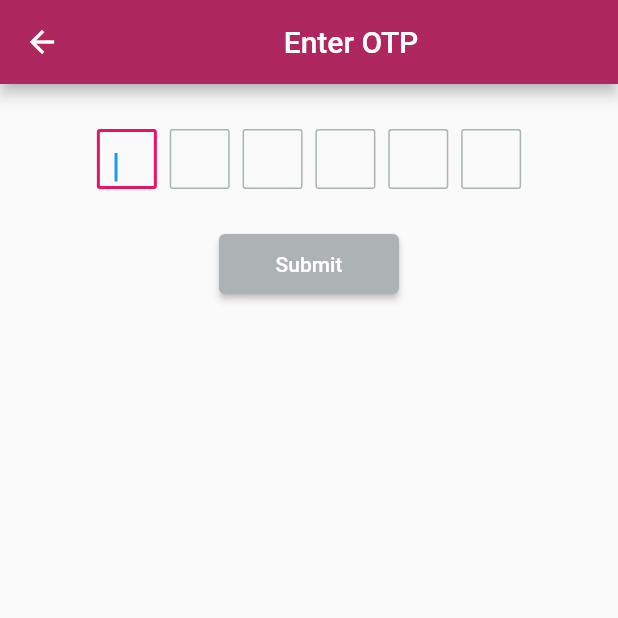
After one commit to chandreshmark41/bank_portal_flutter, a Flutter app: the OtpVerificationPage screen opened by its route, on a phone screen of 412 x 824 dp, the top half of it. The commit adds this screen. Run offline on Flutter 3.47's test engine with Material 2 defaults, Android fonts, the phone set to English and light mode, and no system bars; our stand-ins replace equatable, flutter_bloc, google_fonts, mask_text_input_formatter, shared_preferences; accounts and stored records are empty.

Commit message:
otp screen implemented

```diff
--- a/lib/blocs/log_in_bloc/log_in_blocs.dart
+++ b/lib/blocs/log_in_bloc/log_in_blocs.dart
@@ -27,6 +27,13 @@ class LogInBloc extends Bloc<LogInEvent, LogInState> {
         }
     );
 
+    on<SendOtpButtonEvent>(
+        (event, emit) async {
+          //Navigator.pushNamed(context, "/otp_verification_page");
+          emit(SendOtpButtonState());
+        }
+    );
+
     // on<LoadUserEvent>(
     //         (event, emit) async {
     //       emit(UserLoadingState());
--- a/lib/blocs/log_in_bloc/log_in_event.dart
+++ b/lib/blocs/log_in_bloc/log_in_event.dart
@@ -26,3 +26,9 @@
   List<Object?> get props => [];
 
 }
+
+class SendOtpButtonEvent extends LogInEvent{
+
+  @override
+  List<Object?> get props => [];
+}
--- a/lib/blocs/log_in_bloc/log_in_state.dart
+++ b/lib/blocs/log_in_bloc/log_in_state.dart
@@ -38,3 +38,9 @@ class CustomerIdLogInState extends LogInState {
   @override
   List<Object?> get props => [];
 }
+
+class SendOtpButtonState extends LogInState {
+
+  @override
+  List<Object?> get props => [];
+}
--- a/lib/main.dart
+++ b/lib/main.dart
@@ -1,5 +1,7 @@
 import 'package:bank_portal_flutter/blocs/log_in_bloc/log_in_blocs.dart';
 import 'package:bank_portal_flutter/pages/log_in.dart';
+import 'package:bank_portal_flutter/pages/otp_verification.dart';
+import 'package:bank_portal_flutter/routes.dart';
 import 'package:flutter/material.dart';
 
 void main() {
@@ -14,6 +16,11 @@ class MyApp extends StatelessWidget {
   Widget build(BuildContext context) {
     return MaterialApp(
       title: 'Flutter Demo',
+      initialRoute: '/',
+      routes: {
+        '/':(context) =>  const LogInPage(title: 'Flutter Bloc Banking'),
+        '/otp_verification_page':(context) => const OtpVerificationPage(),
+      },
       theme: ThemeData(
         // This is the theme of your application.
         //
@@ -26,7 +33,7 @@ class MyApp extends StatelessWidget {
         // is not restarted.
         primarySwatch: Colors.blue,
       ),
-      home: const LogInPage(title: 'Flutter Bloc Banking'),
+      //home: const LogInPage(title: 'Flutter Bloc Banking'),
     );
   }
 }
--- a/lib/pages/log_in.dart
+++ b/lib/pages/log_in.dart
@@ -2,6 +2,7 @@ import 'package:bank_portal_flutter/blocs/log_in_bloc/log_in_blocs.dart';
 import 'package:bank_portal_flutter/blocs/log_in_bloc/log_in_event.dart';
 import 'package:bank_portal_flutter/blocs/log_in_bloc/log_in_state.dart';
 import 'package:bank_portal_flutter/pages/log_in_model.dart';
+import 'package:bank_portal_flutter/routes.dart';
 import 'package:flutter/material.dart';
 import 'package:flutter/material.dart';
 import 'package:flutter_bloc/flutter_bloc.dart';
@@ -51,7 +52,13 @@ class _LogInPageState extends State<LogInPage> {
             ),),
             backgroundColor: FlutterFlowTheme.of(context).axisMarronColor,
           ),
-          body: BlocBuilder<LogInBloc, LogInState>(builder: (context, state) {
+          body: BlocConsumer<LogInBloc, LogInState>(
+              listener: (context,state){
+                if(state is SendOtpButtonState){
+                  Navigator.pushNamed(context, "/otp_verification_page");
+                }
+              },
+              builder: (context, state) {
             if (state is MobileLogInState) {
               dateTimeString = "DD-MM-YYYY";
             }
@@ -517,14 +524,16 @@ class _LogInPageState extends State<LogInPage> {
                                               ),
                                               child: new Text('Send OTP'),
                                               onPressed: () {
-                                                // BlocProvider.of<LogInBloc>(context)
-                                                //     .add(CustomerIdLogInEvent());
+                                                //Navigator.pushNamed(context, "/otp_verification_page");
+                                                BlocProvider.of<LogInBloc>(context)
+                                                    .add(SendOtpButtonEvent());
                                               },
                                             ),
                                           ),
                                         )
                                       ],
                                     ),
+
                                   if (state is CustomerIdLogInState)
                                     Column(
                                       children: [
--- /dev/null
+++ b/lib/pages/otp_verification.dart
@@ -0,0 +1,312 @@
+
+import 'package:flutter/material.dart';
+
+import '../theme/flutter_flow_theme.dart';
+import 'package:mask_text_input_formatter/mask_text_input_formatter.dart';
+
+
+class OtpVerificationPage extends StatefulWidget {
+  const OtpVerificationPage({super.key});
+
+
+
+  @override
+  State<OtpVerificationPage> createState() => _OtpVerificationPageState();
+}
+
+class _OtpVerificationPageState extends State<OtpVerificationPage> {
+  final _formKey = GlobalKey<FormState>();
+
+  late TextEditingController firstOtpDigit;
+  late TextEditingController secondOtpDigit;
+  late TextEditingController thirdOtpDigit;
+  late TextEditingController fourthOtpDigit;
+  late TextEditingController fifthOtpDigit;
+  late TextEditingController sixthOtpDigit;
+
+  @override
+  void initState(){
+    firstOtpDigit = TextEditingController();
+    secondOtpDigit = TextEditingController();
+    thirdOtpDigit = TextEditingController();
+    fourthOtpDigit = TextEditingController();
+    fifthOtpDigit = TextEditingController();
+    sixthOtpDigit = TextEditingController();
+  }
+
+  @override
+  Widget build(BuildContext context){
+    return
+      Scaffold(
+        appBar: AppBar(
+        title: Center(child:Text( "Enter OTP"),
+        ),
+        backgroundColor: FlutterFlowTheme.of(context).axisMarronColor,
+    ),
+      body:Container(
+      alignment: Alignment.center,
+      child: Column(
+        children: [
+          Form(
+            key: _formKey,
+          child: Container(
+            width: 300,
+            height: 100,
+            //5color: Colors.yellowAccent,
+            child:Row(
+              mainAxisSize: MainAxisSize.max,
+              mainAxisAlignment: MainAxisAlignment.spaceEvenly,
+              children: [
+                SizedBox(
+                  width: 40,
+                  height: 40,
+                  child: TextFormField(
+                    controller: firstOtpDigit,
+                    keyboardType: TextInputType.number,
+                    autofocus: true,
+                    onChanged: (_) async {
+                      if(firstOtpDigit.text.length == 1){
+                        FocusScope.of(context).nextFocus();
+                      }
+
+                    },
+                    decoration: InputDecoration(
+                      focusedBorder: OutlineInputBorder(
+                        borderRadius: BorderRadius.circular(2.0),
+                        borderSide: BorderSide(
+                          color: FlutterFlowTheme.of(context).axisRubyColor,
+                          width: 2.0
+                        ),
+                      ),
+                      enabledBorder: OutlineInputBorder(
+                        borderRadius: BorderRadius.circular(2.0),
+                        borderSide: BorderSide(
+                          color: FlutterFlowTheme.of(context).axisGreyColor,
+
+                        ),
+                      ),
+                    ),
+                    inputFormatters: [
+                      MaskTextInputFormatter(
+                          mask: '#')
+                    ],
+                  ),
+                ),
+                SizedBox(
+                  width: 40,
+                  height: 40,
+                  child: TextFormField(
+                    controller: secondOtpDigit,
+                    keyboardType: TextInputType.number,
+                    autofocus: true,
+                    onChanged: (_) async {
+                      if(secondOtpDigit.text.length == 0){
+                        FocusScope.of(context).focusInDirection(TraversalDirection.left);
+                        FocusScope.of(context).previousFocus();
+
+                      }
+                      FocusScope.of(context).nextFocus();
+                    },
+                    decoration: InputDecoration(
+                      focusedBorder: OutlineInputBorder(
+                        borderRadius: BorderRadius.circular(2.0),
+                        borderSide: BorderSide(
+                            color: FlutterFlowTheme.of(context).axisRubyColor,
+                            width: 2.0
+                        ),
+                      ),
+                      enabledBorder: OutlineInputBorder(
+                        borderRadius: BorderRadius.circular(2.0),
+                        borderSide: BorderSide(
+                          color: FlutterFlowTheme.of(context).axisGreyColor,
+
+                        ),
+                      ),
+                    ),
+                    inputFormatters: [
+                      MaskTextInputFormatter(
+                          mask: '#')
+                    ],
+                  ),
+                ),
+                SizedBox(
+                  width: 40,
+                  height: 40,
+                  child: TextFormField(
+                    controller: thirdOtpDigit,
+                    keyboardType: TextInputType.number,
+                    autofocus: true,
+                    onChanged: (_) async {
+                      if(thirdOtpDigit.text.length == 0){
+                        FocusScope.of(context).focusInDirection(TraversalDirection.left);
+                        FocusScope.of(context).previousFocus();
+                      }
+                      FocusScope.of(context).nextFocus();
+                    },
+                    decoration: InputDecoration(
+                      focusedBorder: OutlineInputBorder(
+                        borderRadius: BorderRadius.circular(2.0),
+                        borderSide: BorderSide(
+                            color: FlutterFlowTheme.of(context).axisRubyColor,
+                            width: 2.0
+                        ),
+                      ),
+                      enabledBorder: OutlineInputBorder(
+                        borderRadius: BorderRadius.circular(2.0),
+                        borderSide: BorderSide(
+                          color: FlutterFlowTheme.of(context).axisGreyColor,
+
+                        ),
+                      ),
+                    ),
+                    inputFormatters: [
+                      MaskTextInputFormatter(
+                          mask: '#')
+                    ],
+                  ),
+                ),
+                SizedBox(
+                  width: 40,
+                  height: 40,
+                  child: TextFormField(
+                    controller: fourthOtpDigit,
+                    keyboardType: TextInputType.number,
+                    autofocus: true,
+                    onChanged: (_) async {
+                      if(fourthOtpDigit.text.length == 0){
+                        FocusScope.of(context).focusInDirection(TraversalDirection.left);
+                        FocusScope.of(context).previousFocus();
+                      }
+                      FocusScope.of(context).nextFocus();
+                    },
+                    decoration: InputDecoration(
+                      focusedBorder: OutlineInputBorder(
+                        borderRadius: BorderRadius.circular(2.0),
+                        borderSide: BorderSide(
+                            color: FlutterFlowTheme.of(context).axisRubyColor,
+                            width: 2.0
+                        ),
+                      ),
+                      enabledBorder: OutlineInputBorder(
+                        borderRadius: BorderRadius.circular(2.0),
+                        borderSide: BorderSide(
+                          color: FlutterFlowTheme.of(context).axisGreyColor,
+
+                        ),
+                      ),
+                    ),
+                    inputFormatters: [
+                      MaskTextInputFormatter(
+                          mask: '#')
+                    ],
+                  ),
+                ),
+                SizedBox(
+                  width: 40,
+                  height: 40,
+                  child: TextFormField(
+                    controller: fifthOtpDigit,
+                    keyboardType: TextInputType.number,
+                    autofocus: true,
+                    // onEditingComplete: () async{
+                    //   FocusScope.of(context).previousFocus();
+                    // },
+                    onChanged: (_) async {
+                      if(fifthOtpDigit.text.length == 0){
+                        FocusScope.of(context).focusInDirection(TraversalDirection.left);
+                        FocusScope.of(context).previousFocus();
+                      }
+                      FocusScope.of(context).nextFocus();
+                    },
+                    decoration: InputDecoration(
+                      focusedBorder: OutlineInputBorder(
+                        borderRadius: BorderRadius.circular(2.0),
+                        borderSide: BorderSide(
+                            color: FlutterFlowTheme.of(context).axisRubyColor,
+                            width: 2.0
+                        ),
+                      ),
+                      enabledBorder: OutlineInputBorder(
+                        borderRadius: BorderRadius.circular(2.0),
+                        borderSide: BorderSide(
+                          color: FlutterFlowTheme.of(context).axisGreyColor,
+
+                        ),
+                      ),
+                    ),
+                    inputFormatters: [
+                      MaskTextInputFormatter(
+                          mask: '#')
+                    ],
+                  ),
+                ),
+                SizedBox(
+                  width: 40,
+                  height: 40,
+                  child: TextFormField(
+                    controller: sixthOtpDigit,
+                    keyboardType: TextInputType.number,
+                    autofocus: true,
+                    onChanged: (_) async {
+
+
+                      if(sixthOtpDigit.text.length == 0){
+                        FocusScope.of(context).focusInDirection(TraversalDirection.left);
+                        FocusScope.of(context).previousFocus();
+                      }
+                      FocusScope.of(context).nextFocus();
+                    },
+                    decoration: InputDecoration(
+                      focusedBorder: OutlineInputBorder(
+                        borderRadius: BorderRadius.circular(2.0),
+                        borderSide: BorderSide(
+                            color: FlutterFlowTheme.of(context).axisRubyColor,
+                            width: 2.0
+                        ),
+                      ),
+                      enabledBorder: OutlineInputBorder(
+                        borderRadius: BorderRadius.circular(2.0),
+                        borderSide: BorderSide(
+                          color: FlutterFlowTheme.of(context).axisGreyColor,
+
+                        ),
+                      ),
+                    ),
+                    inputFormatters: [
+                      MaskTextInputFormatter(
+                          mask: '#')
+                    ],
+                  ),
+                ),
+
+                ]
+
+
+            ) ,
+
+          )
+          ),
+          Container(
+            width: 120,
+            height: 40,
+            child: ElevatedButton(
+              style: ButtonStyle(
+                overlayColor: MaterialStateProperty.all(FlutterFlowTheme.of(context).axisRubyColor),
+                backgroundColor: MaterialStateProperty.all(FlutterFlowTheme.of(context).axisGreyColor),
+              ),
+              child: new Text('Submit'),
+              onPressed: () {
+                // BlocProvider.of<LogInBloc>(context)
+                //     .add(CustomerIdLogInEvent());
+              },
+            ),
+          ),
+
+
+        ],
+      ),
+    ),
+      );
+  }
+
+}
--- /dev/null
+++ b/lib/routes.dart
@@ -0,0 +1,5 @@
+
+late String otpVerificationPageRoute ="/otpVerificationPage" ;
+Map<String, String> Routes = {
+  "otpVerificationPageRoute" : "/otpVerificationPage",
+} ;
```
